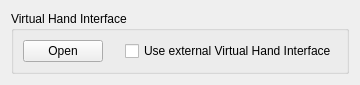
Before: the Qt Designer form myogestic/gui/widgets/visual_interfaces/virtual_hand_interface/ui/setup.ui in NsquaredLab/MyoGestic, drawn with Qt 5.
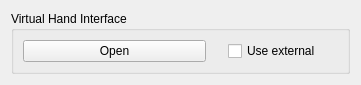
After: the same form once the commit is applied.

Commit message: Update visual interface UIs

Diff of the .ui file:
```diff
--- a/myogestic/gui/widgets/visual_interfaces/virtual_hand_interface/ui/setup.ui
+++ b/myogestic/gui/widgets/visual_interfaces/virtual_hand_interface/ui/setup.ui
@@ -6,7 +6,7 @@
    <rect>
     <x>0</x>
     <y>0</y>
-    <width>342</width>
+    <width>361</width>
     <height>78</height>
    </rect>
   </property>
@@ -23,11 +23,11 @@
       <item row="0" column="4">
        <widget class="QCheckBox" name="useExternalVirtualHandInterfaceCheckBox">
         <property name="text">
-         <string>Use external Virtual Hand Interface</string>
+         <string>Use external</string>
         </property>
        </widget>
       </item>
-      <item row="0" column="3">
+      <item row="0" column="2">
        <widget class="QWidget" name="virtualHandInterfaceStatusWidget" native="true">
         <property name="sizePolicy">
          <sizepolicy hsizetype="Fixed" vsizetype="Fixed">
@@ -56,6 +56,22 @@
         </property>
        </widget>
       </item>
+      <item row="0" column="5">
+       <spacer name="horizontalSpacer">
+        <property name="orientation">
+         <enum>Qt::Orientation::Horizontal</enum>
+        </property>
+        <property name="sizeType">
+         <enum>QSizePolicy::Policy::Fixed</enum>
+        </property>
+        <property name="sizeHint" stdset="0">
+         <size>
+          <width>17</width>
+          <height>20</height>
+         </size>
+        </property>
+       </spacer>
+      </item>
      </layout>
     </widget>
    </item>
```
The commit also changes 3 other files.
